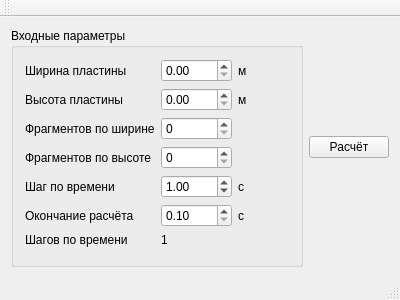
Before: the Qt Designer form MainWindow.ui in dsbabkov/StrangSplitting, drawn with Qt 5.
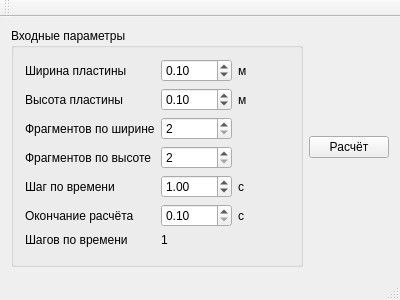
After: the same form once the commit is applied.

The edit to the form file:
```diff
--- a/MainWindow.ui
+++ b/MainWindow.ui
@@ -101,10 +101,18 @@
         </widget>
        </item>
        <item row="2" column="1">
-        <widget class="QSpinBox" name="widthFragmentCountSpn"/>
+        <widget class="QSpinBox" name="widthFragmentCountSpn">
+         <property name="minimum">
+          <number>2</number>
+         </property>
+        </widget>
        </item>
        <item row="3" column="1">
-        <widget class="QSpinBox" name="heightFragmentCountSpn"/>
+        <widget class="QSpinBox" name="heightFragmentCountSpn">
+         <property name="minimum">
+          <number>2</number>
+         </property>
+        </widget>
        </item>
        <item row="6" column="1">
         <widget class="QLabel" name="timeStepCountLbl">
@@ -131,10 +139,30 @@
         </widget>
        </item>
        <item row="0" column="1">
-        <widget class="QDoubleSpinBox" name="widthSpn"/>
+        <widget class="QDoubleSpinBox" name="widthSpn">
+         <property name="minimum">
+          <double>0.010000000000000</double>
+         </property>
+         <property name="singleStep">
+          <double>0.010000000000000</double>
+         </property>
+         <property name="value">
+          <double>0.100000000000000</double>
+         </property>
+        </widget>
        </item>
        <item row="1" column="1">
-        <widget class="QDoubleSpinBox" name="heightSpn"/>
+        <widget class="QDoubleSpinBox" name="heightSpn">
+         <property name="minimum">
+          <double>0.010000000000000</double>
+         </property>
+         <property name="singleStep">
+          <double>0.010000000000000</double>
+         </property>
+         <property name="value">
+          <double>0.100000000000000</double>
+         </property>
+        </widget>
        </item>
        <item row="0" column="0">
         <widget class="QLabel" name="label">
```
Left out of the diff: 9 changed lines with no effect on the pictures.
